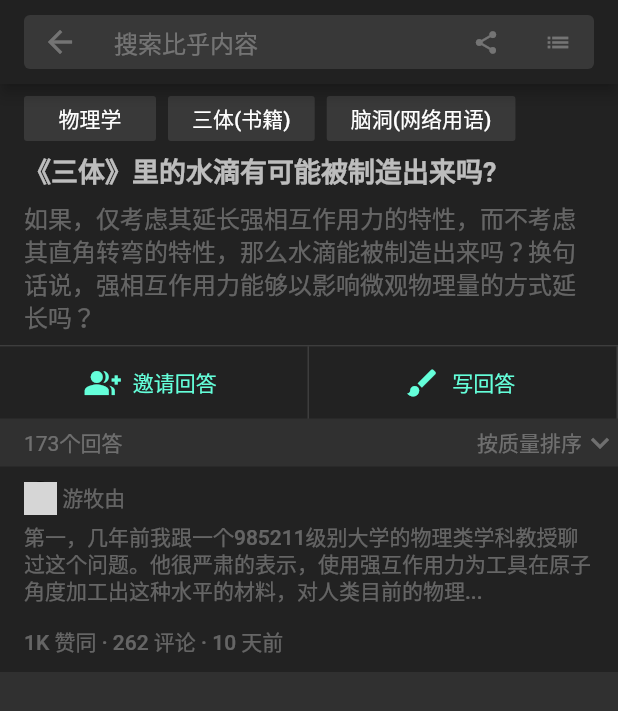
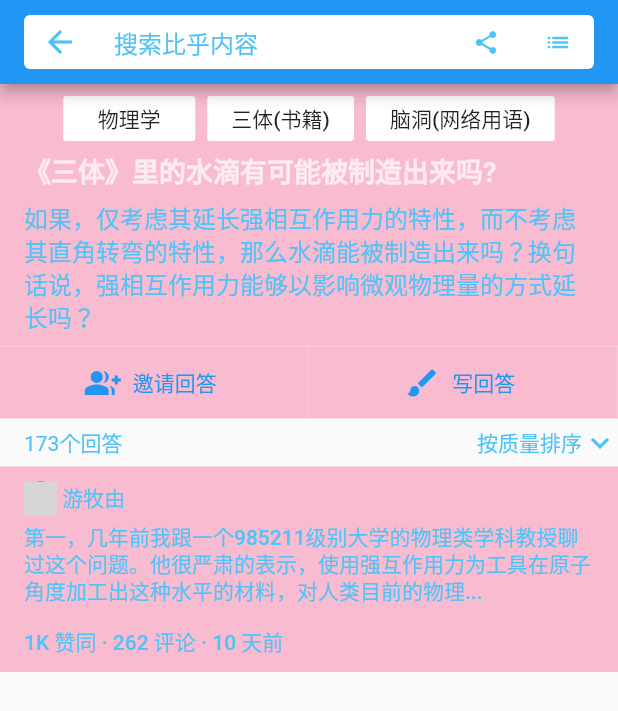
Before and after one commit to xiaqingpeng/zhihu, a Flutter app: the screen it shows after launch, tab 3 chosen, after a tap on "03", on a phone screen of 412 x 824 dp. Shown: the top 711 px of the screen. Run offline on Flutter 3.47's test engine with Material 2 defaults, Android fonts, the phone set to English and light mode, and no system bars; network calls fail; grey boxes are pictures that could not be loaded.

Commit message:
改变主题颜色

```diff
--- a/lib/global_config.dart
+++ b/lib/global_config.dart
@@ -2,8 +2,8 @@ import 'package:flutter/material.dart';
 
 class GlobalConfig {
   static bool dark = true;
-  static ThemeData themeData = new ThemeData.dark();
-  static Color searchBackgroundColor = Colors.white10;
-  static Color cardBackgroundColor = new Color(0xFF222222);
-  static Color fontColor = Colors.white30;
+  static ThemeData themeData = new ThemeData.light();
+  static Color searchBackgroundColor = Colors.white;
+  static Color cardBackgroundColor = Colors.pink[100];
+  static Color fontColor = Colors.lightBlue[300];
 }
--- a/lib/home/question_page.dart
+++ b/lib/home/question_page.dart
@@ -1,7 +1,6 @@
 import 'package:flutter/material.dart';
 import '../global_config.dart';
 import 'reply_page.dart';
-import '../global_config.dart';
 
 class QuestionPage extends StatefulWidget {
   @override
@@ -24,6 +23,7 @@ class QuestionPageState extends State<QuestionPage> {
             children: <Widget>[
               new Container(
                 child: new Row(
+                  mainAxisAlignment: MainAxisAlignment.center,
                   children: <Widget>[
                     new Container(
                       child: new FlatButton(onPressed: (){}, child: new Text("物理学"), color: GlobalConfig.searchBackgroundColor),
@@ -41,9 +41,10 @@ class QuestionPageState extends State<QuestionPage> {
                     )
                   ],
                 ),
-                padding: new EdgeInsets.only(left: 16.0, top: 8.0, bottom: 8.0, right: 16.0),
+                padding: new EdgeInsets.only(top: 8.0, bottom: 8.0, ),
                 color: GlobalConfig.cardBackgroundColor,
               ),
+
               new Container(
                 child: new Text("《三体》里的水滴有可能被制造出来吗?", style: new TextStyle(fontWeight: FontWeight.bold, fontSize: 18.0, height: 1.3, color: GlobalConfig.dark == true ? Colors.white70 : Colors.black)),
                 padding: new EdgeInsets.only(left: 16.0, bottom: 8.0, right: 16.0),
--- a/lib/my/my_page.dart
+++ b/lib/my/my_page.dart
@@ -1,7 +1,6 @@
 import 'package:flutter/material.dart';
 import '../global_config.dart';
 import '../home/search_page.dart';
-import '../global_config.dart';
 
 class MyPage extends StatefulWidget {
 
```
